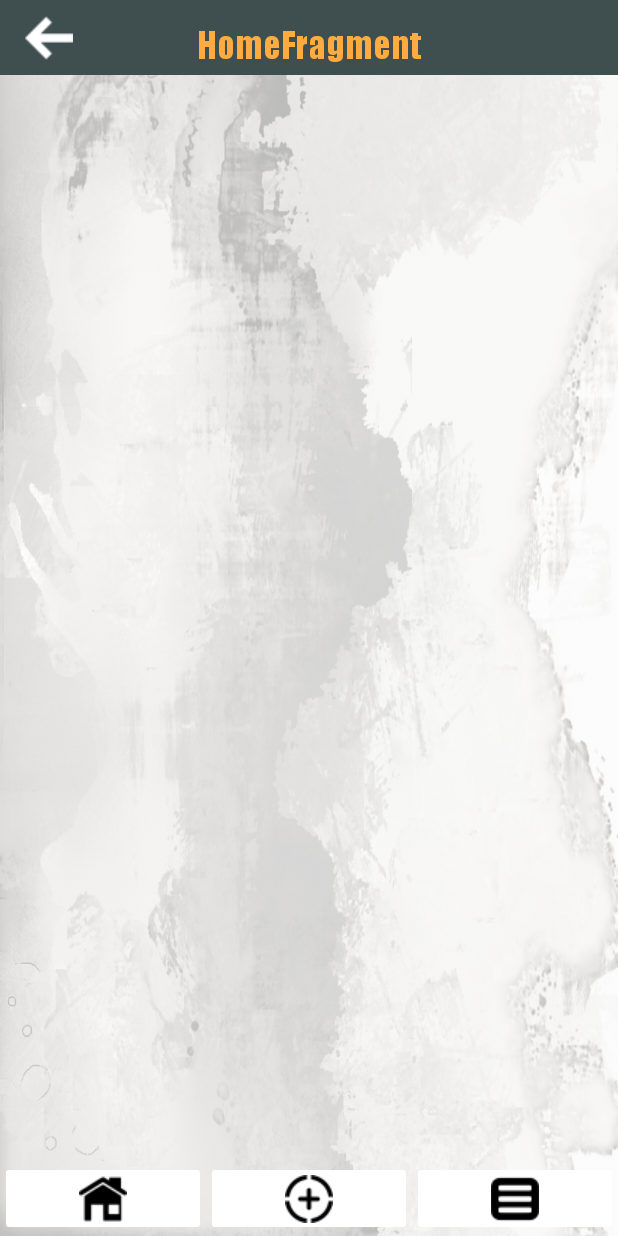
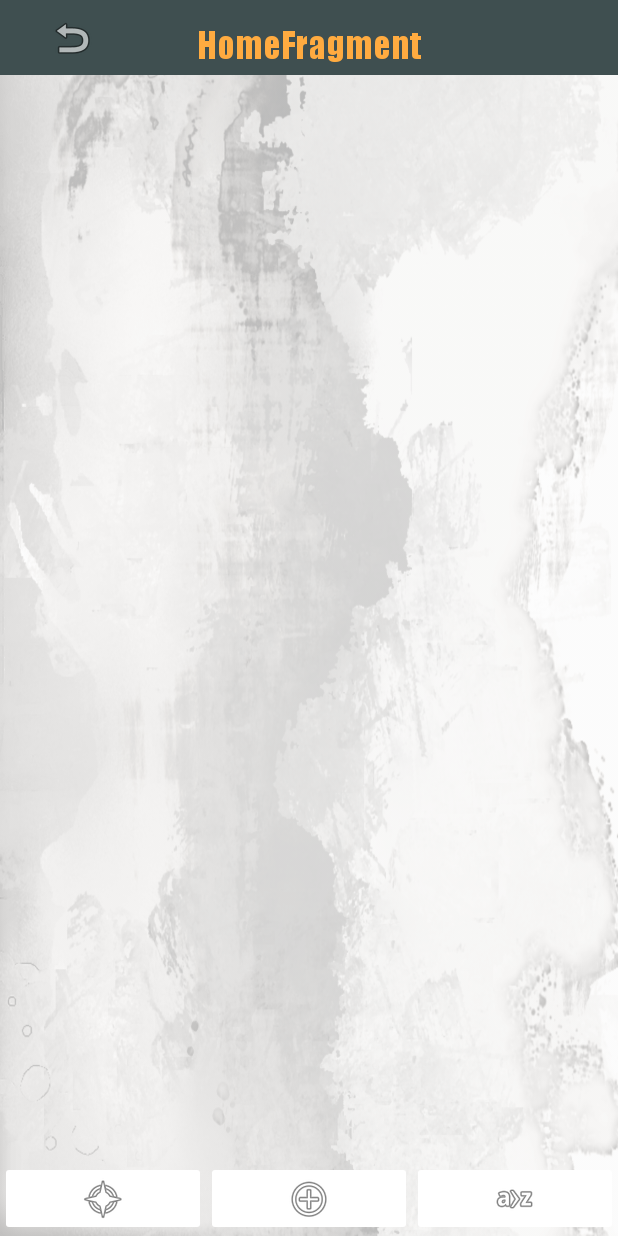
Before and after one commit to JaroslawJaniak/jaroslaw-rss-reader, an Android app: the screen it shows after launch (MainActivity), on a phone screen of 412 x 824 dp. Run offline under Robolectric (Android 15) with nearby library versions, the phone set to English and light mode, and no system bars; our stand-ins replace Dagger/Hilt's generated code, Room's generated code; libraries missing offline, so code that uses them is left out: org.simpleframework.xml; pictures from the network do not load; 2 statements that could not run were skipped.

Commit message:
no message

```diff
--- a/app/src/main/res/layout/bottom_bar_view.xml
+++ b/app/src/main/res/layout/bottom_bar_view.xml
@@ -18,7 +18,7 @@
                 android:backgroundTint="@color/cardview_light_background"
                 android:layout_width="20dp"
                 android:layout_height="wrap_content"
-                app:srcCompat="@drawable/ic_home"
+                app:srcCompat="@android:drawable/ic_menu_compass"
                 android:id="@+id/bottom_bar_home"
                 android:layout_weight="1"/>
         <ImageButton
@@ -26,15 +26,16 @@
                 android:backgroundTint="@color/cardview_light_background"
                 android:layout_width="20dp"
                 android:layout_height="wrap_content"
-                app:srcCompat="@drawable/add"
                 android:id="@+id/bottom_bar_add"
-                android:layout_weight="1"/>
+                android:layout_weight="1" app:srcCompat="@android:drawable/ic_menu_add"/>
         <ImageButton
                 android:textColor="#FFF"
                 android:backgroundTint="@color/cardview_light_background"
                 android:layout_width="20dp"
                 android:layout_height="wrap_content"
-                app:srcCompat="@drawable/ic_activity_feed"
-                android:id="@+id/bottom_bar_sort" android:layout_weight="1"/>
+                android:id="@+id/bottom_bar_sort"
+                android:layout_weight="1"
+                tools:src="@android:drawable/ic_menu_sort_alphabetically"
+                android:src="@android:drawable/ic_menu_sort_alphabetically"/>
     </LinearLayout>
 </androidx.constraintlayout.widget.ConstraintLayout>
--- a/app/src/main/res/layout/topbar_view.xml
+++ b/app/src/main/res/layout/topbar_view.xml
@@ -24,11 +24,12 @@
 
     <ImageButton
             android:layout_width="wrap_content"
-            android:layout_height="wrap_content" app:srcCompat="@drawable/ic_back_arrow"
+            android:layout_height="wrap_content"
+            app:srcCompat="@android:drawable/ic_menu_revert"
             android:id="@+id/top_bar_back_arrow"
             android:background="#3F4F50"
             app:layout_constraintStart_toStartOf="parent"
-            android:layout_marginStart="8dp"
+            android:layout_marginStart="24dp"
             app:layout_constraintEnd_toEndOf="parent"
             android:layout_marginEnd="8dp"
             app:layout_constraintHorizontal_bias="0.023"
```
Also changed, not shown: app/src/main/res/drawable/sort_arrows.png (added).
